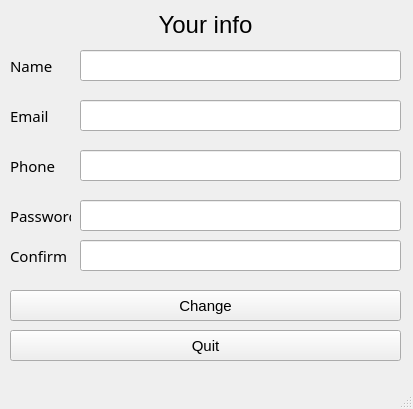
The window that mdkpv2/change_info.ui (Korobkov124/MDKP) describes before a commit, drawn with Qt 5.
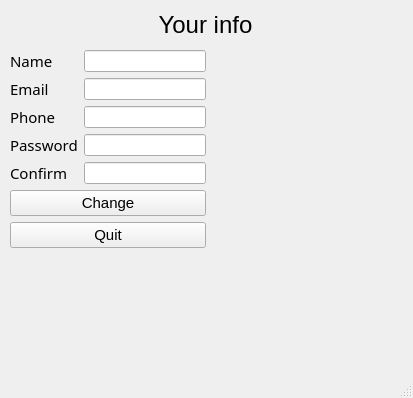
The same window after the commit.

What changed in the file:
```diff
--- a/mdkpv2/change_info.ui
+++ b/mdkpv2/change_info.ui
@@ -7,61 +7,60 @@
     <x>0</x>
     <y>0</y>
     <width>413</width>
-    <height>409</height>
+    <height>398</height>
    </rect>
   </property>
   <property name="windowTitle">
    <string>MainWindow</string>
   </property>
   <widget class="QWidget" name="centralwidget">
-   <widget class="QLineEdit" name="Name_field">
+   <widget class="QLabel" name="label_2">
     <property name="geometry">
      <rect>
-      <x>80</x>
+      <x>10</x>
+      <y>10</y>
+      <width>391</width>
+      <height>31</height>
+     </rect>
+    </property>
+    <property name="styleSheet">
+     <string notr="true"/>
+    </property>
+    <property name="text">
+     <string>&lt;html&gt;&lt;head/&gt;&lt;body&gt;&lt;p align=&quot;center&quot;&gt;&lt;span style=&quot; font-size:18pt;&quot;&gt;Your info&lt;/span&gt;&lt;/p&gt;&lt;/body&gt;&lt;/html&gt;</string>
+    </property>
+   </widget>
+   <widget class="QWidget" name="">
+    <property name="geometry">
+     <rect>
+      <x>10</x>
       <y>50</y>
-      <width>321</width>
-      <height>31</height>
+      <width>196</width>
+      <height>198</height>
      </rect>
     </property>
-   </widget>
-   <widget class="QLineEdit" name="Email_field">
-    <property name="geometry">
-     <rect>
-      <x>80</x>
-      <y>100</y>
-      <width>321</width>
-      <height>31</height>
-     </rect>
-    </property>
-   </widget>
-   <widget class="QLabel" name="label_5">
-    <property name="geometry">
-     <rect>
-      <x>10</x>
-      <y>150</y>
-      <width>61</width>
-      <height>31</height>
-     </rect>
-    </property>
+    <layout class="QGridLayout" name="gridLayout">
+     <item row="0" column="0">
+      <widget class="QLabel" name="label">
     <property name="font">
      <font>
       <family>Sitka</family>
       <pointsize>11</pointsize>
      </font>
     </property>
+       <property name="styleSheet">
+        <string notr="true"/>
+       </property>
     <property name="text">
-     <string>Phone</string>
-    </property>
-   </widget>
+        <string>Name</string>
+       </property>
+      </widget>
+     </item>
+     <item row="0" column="1">
+      <widget class="QLineEdit" name="Name_field"/>
+     </item>
+     <item row="1" column="0">
    <widget class="QLabel" name="label_6">
-    <property name="geometry">
-     <rect>
-      <x>10</x>
-      <y>100</y>
-      <width>51</width>
-      <height>31</height>
-     </rect>
-    </property>
     <property name="font">
      <font>
       <family>Sitka</family>
@@ -72,45 +71,12 @@
      <string>Email</string>
     </property>
    </widget>
-   <widget class="QLineEdit" name="Confirm_field">
-    <property name="geometry">
-     <rect>
-      <x>80</x>
-      <y>240</y>
-      <width>321</width>
-      <height>31</height>
-     </rect>
-    </property>
-   </widget>
-   <widget class="QLineEdit" name="Password_field">
-    <property name="geometry">
-     <rect>
-      <x>80</x>
-      <y>200</y>
-      <width>321</width>
-      <height>31</height>
-     </rect>
-    </property>
-   </widget>
-   <widget class="QLineEdit" name="Phone_field">
-    <property name="geometry">
-     <rect>
-      <x>80</x>
-      <y>150</y>
-      <width>321</width>
-      <height>31</height>
-     </rect>
-    </property>
-   </widget>
-   <widget class="QLabel" name="label_8">
-    <property name="geometry">
-     <rect>
-      <x>10</x>
-      <y>240</y>
-      <width>61</width>
-      <height>31</height>
-     </rect>
-    </property>
+     </item>
+     <item row="1" column="1">
+      <widget class="QLineEdit" name="Email_field"/>
+     </item>
+     <item row="2" column="0">
+      <widget class="QLabel" name="label_5">
     <property name="font">
      <font>
       <family>Sitka</family>
@@ -118,18 +84,15 @@
      </font>
     </property>
     <property name="text">
-     <string>Confirm</string>
-    </property>
-   </widget>
+        <string>Phone</string>
+       </property>
+      </widget>
+     </item>
+     <item row="2" column="1">
+      <widget class="QLineEdit" name="Phone_field"/>
+     </item>
+     <item row="3" column="0">
    <widget class="QLabel" name="label_7">
-    <property name="geometry">
-     <rect>
-      <x>10</x>
-      <y>200</y>
-      <width>61</width>
-      <height>31</height>
-     </rect>
-    </property>
     <property name="font">
      <font>
       <family>Sitka</family>
@@ -140,31 +103,28 @@
      <string>Password</string>
     </property>
    </widget>
-   <widget class="QLabel" name="label_2">
-    <property name="geometry">
-     <rect>
-      <x>10</x>
-      <y>10</y>
-      <width>391</width>
-      <height>31</height>
-     </rect>
-    </property>
-    <property name="styleSheet">
-     <string notr="true"/>
+     </item>
+     <item row="3" column="1">
+      <widget class="QLineEdit" name="Password_field"/>
+     </item>
+     <item row="4" column="0">
+      <widget class="QLabel" name="label_8">
+       <property name="font">
+        <font>
+         <family>Sitka</family>
+         <pointsize>11</pointsize>
+        </font>
     </property>
     <property name="text">
-     <string>&lt;html&gt;&lt;head/&gt;&lt;body&gt;&lt;p align=&quot;center&quot;&gt;&lt;span style=&quot; font-size:18pt;&quot;&gt;Your info&lt;/span&gt;&lt;/p&gt;&lt;/body&gt;&lt;/html&gt;</string>
-    </property>
-   </widget>
+        <string>Confirm</string>
+       </property>
+      </widget>
+     </item>
+     <item row="4" column="1">
+      <widget class="QLineEdit" name="Confirm_field"/>
+     </item>
+     <item row="5" column="0" colspan="2">
    <widget class="QPushButton" name="Change_button">
-    <property name="geometry">
-     <rect>
-      <x>10</x>
-      <y>290</y>
-      <width>391</width>
-      <height>31</height>
-     </rect>
-    </property>
     <property name="font">
      <font>
       <family>Arial</family>
@@ -175,37 +135,9 @@
      <string>Change</string>
     </property>
    </widget>
-   <widget class="QLabel" name="label">
-    <property name="geometry">
-     <rect>
-      <x>10</x>
-      <y>50</y>
-      <width>51</width>
-      <height>31</height>
-     </rect>
-    </property>
-    <property name="font">
-     <font>
-      <family>Sitka</family>
-      <pointsize>11</pointsize>
-     </font>
-    </property>
-    <property name="styleSheet">
-     <string notr="true"/>
-    </property>
-    <property name="text">
-     <string>Name</string>
-    </property>
-   </widget>
+     </item>
+     <item row="6" column="0" colspan="2">
    <widget class="QPushButton" name="Quit_button">
-    <property name="geometry">
-     <rect>
-      <x>10</x>
-      <y>330</y>
-      <width>391</width>
-      <height>31</height>
-     </rect>
-    </property>
     <property name="font">
      <font>
       <family>Arial</family>
@@ -215,6 +147,9 @@
     <property name="text">
      <string>Quit</string>
     </property>
+      </widget>
+     </item>
+    </layout>
    </widget>
   </widget>
   <widget class="QMenuBar" name="menubar">
```
Lines whose indentation alone changed are shown as unchanged.
